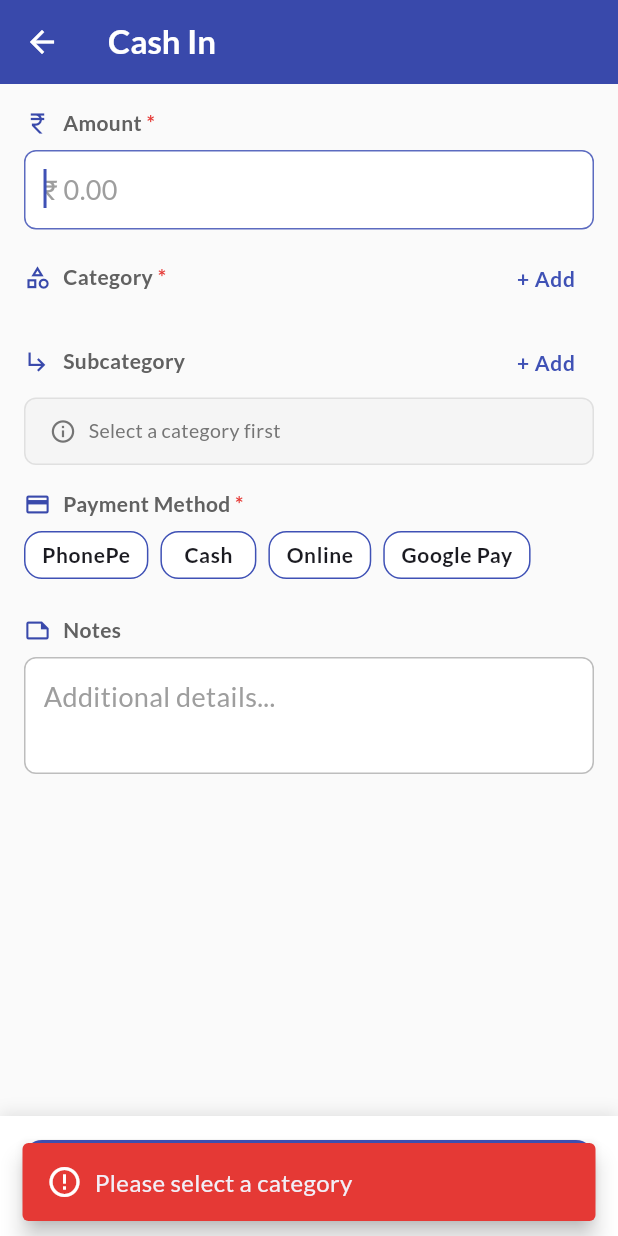
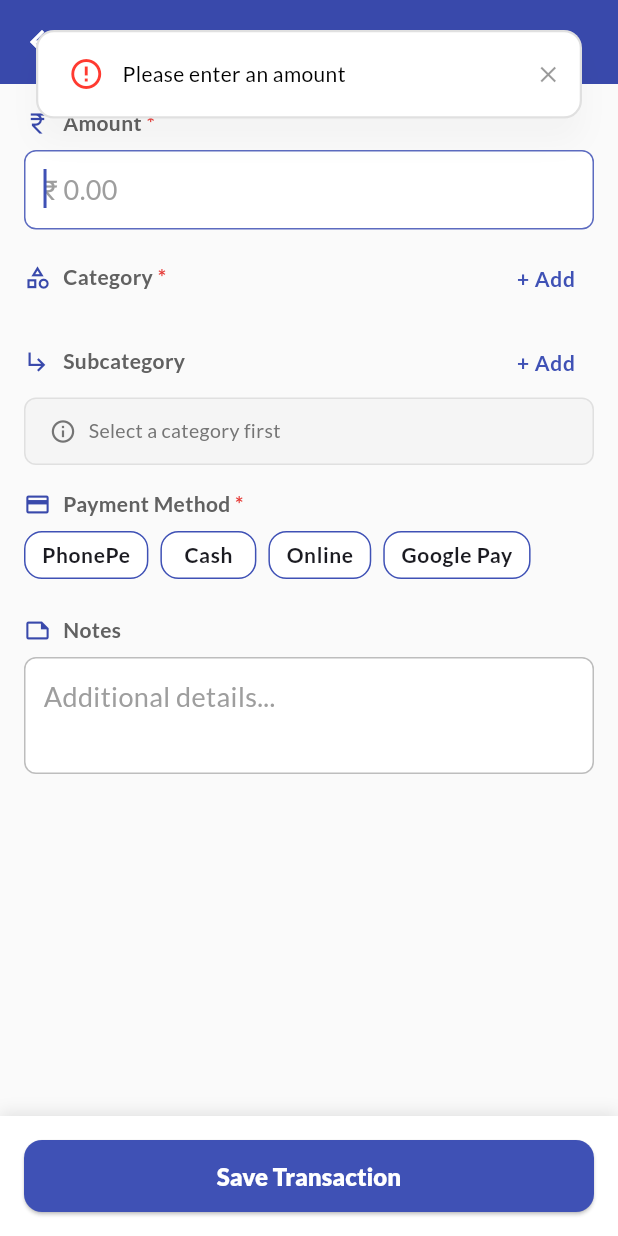
Before and after one commit to itsBhanuMantri/cashtrail, a Flutter app: the CashInWidget screen opened directly, after a tap on "Save Transaction", on a phone screen of 412 x 824 dp. Run offline on Flutter 3.47's test engine with Material 3 defaults, Android fonts, the phone set to English and light mode, and no system bars; our stand-ins replace drift, drift_flutter, flutter_riverpod, go_router, toastification; missing offline and left inert: flutter_inner_shadow; accounts and stored records are empty; generated files the repository leaves out were written again.

Commit message:
Bug fixes in formProvider

```diff
--- a/lib/core/global_keys.dart
+++ b/lib/core/global_keys.dart
@@ -1,3 +1,4 @@
 import 'package:flutter/material.dart';
 
-final GlobalKey<NavigatorState> globalNavigatorKey = GlobalKey<NavigatorState>();
+final GlobalKey<NavigatorState> globalNavigatorKey =
+    GlobalKey<NavigatorState>();
--- a/lib/core/widgets/app_snackbar.dart
+++ b/lib/core/widgets/app_snackbar.dart
@@ -4,7 +4,6 @@ import 'package:toastification/toastification.dart';
 import '../global_keys.dart';
 
 enum AppMessageType { good, bad, warning, info }
-
 
 class AppSnackBar {
   AppSnackBar._internal();
--- a/lib/features/cash_in/cash_in_widget.dart
+++ b/lib/features/cash_in/cash_in_widget.dart
@@ -7,6 +7,7 @@ import '../../core/components/app_text_button.dart';
 import '../../core/components/app_text_field.dart';
 import '../../core/components/choice_chips.dart';
 import '../../core/config.dart';
+import '../../core/widgets/app_snackbar.dart';
 import '../../core/widgets/category_modal.dart';
 import '../../providers/category_provider.dart';
 import '../../providers/form_provider.dart';
@@ -26,54 +27,18 @@ class _CashInWidgetState extends ConsumerState<CashInWidget> {
   void onSave() async {
     final formState = ref.read(formProvider);
 
-    if (formState.category == null) {
-      ScaffoldMessenger.of(context).showSnackBar(
-        SnackBar(
-          content: Row(
-            children: [
-              Icon(Icons.error_outline, color: Colors.white),
-              SizedBox(width: 8),
-              Text('Please select a category'),
-            ],
-          ),
-          backgroundColor: Colors.red.shade600,
-          behavior: SnackBarBehavior.floating,
-        ),
-      );
+    if (formState.amount == null || formState.amount!.isEmpty) {
+      AppSnackBar.bad('Please enter an amount');
       return;
     }
 
-    if (formState.amount == null || formState.amount!.isEmpty) {
-      ScaffoldMessenger.of(context).showSnackBar(
-        SnackBar(
-          content: Row(
-            children: [
-              Icon(Icons.error_outline, color: Colors.white),
-              SizedBox(width: 8),
-              Text('Please enter an amount'),
-            ],
-          ),
-          backgroundColor: Colors.red.shade600,
-          behavior: SnackBarBehavior.floating,
-        ),
-      );
+    if (formState.category == null) {
+      AppSnackBar.bad('Please select a category');
       return;
     }
 
     if (formState.paymentMethod == null) {
-      ScaffoldMessenger.of(context).showSnackBar(
-        SnackBar(
-          content: Row(
-            children: [
-              Icon(Icons.error_outline, color: Colors.white),
-              SizedBox(width: 8),
-              Text('Please select a payment method'),
-            ],
-          ),
-          backgroundColor: Colors.red.shade600,
-          behavior: SnackBarBehavior.floating,
-        ),
-      );
+      AppSnackBar.bad('Please select a payment method');
       return;
     }
 
```
Also changed, not shown: lib/features/ledger/cash_summary.dart (+4 -16 lines), lib/features/ledger/ledger_screen.dart (+8 -7 lines), lib/features/ledger/list_item.dart (+19 -16 lines), lib/providers/form_provider.dart (+16 -0 lines), lib/core/utils/format_inr.dart (line endings or trailing spaces), lib/db/database.g.dart.
